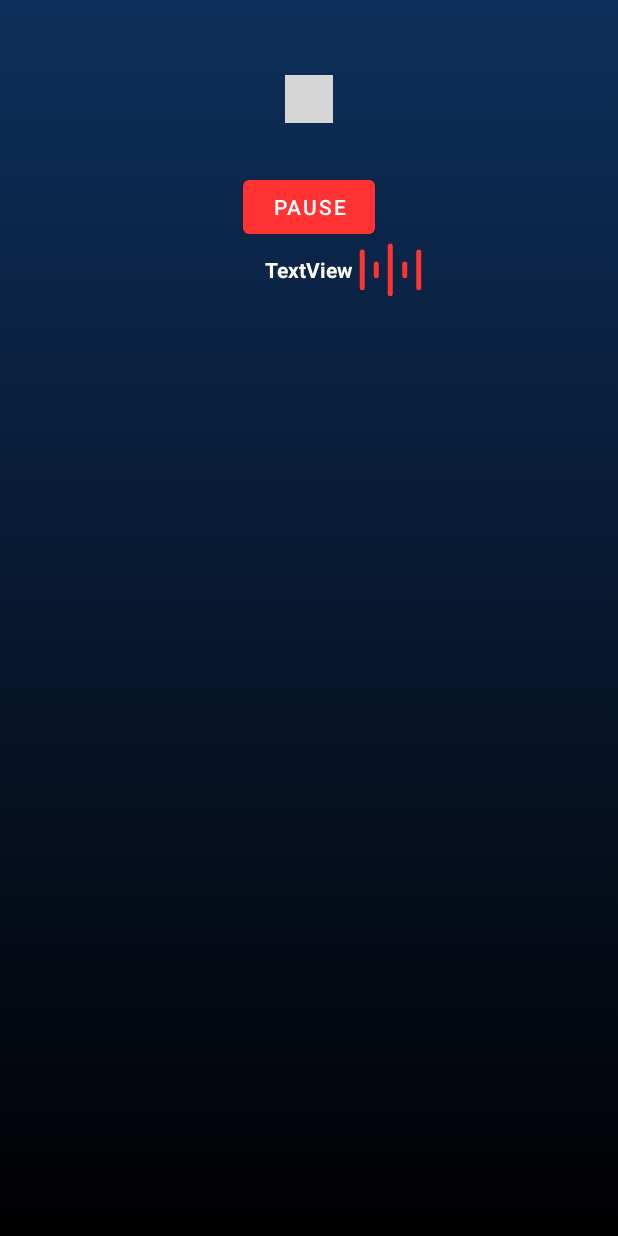
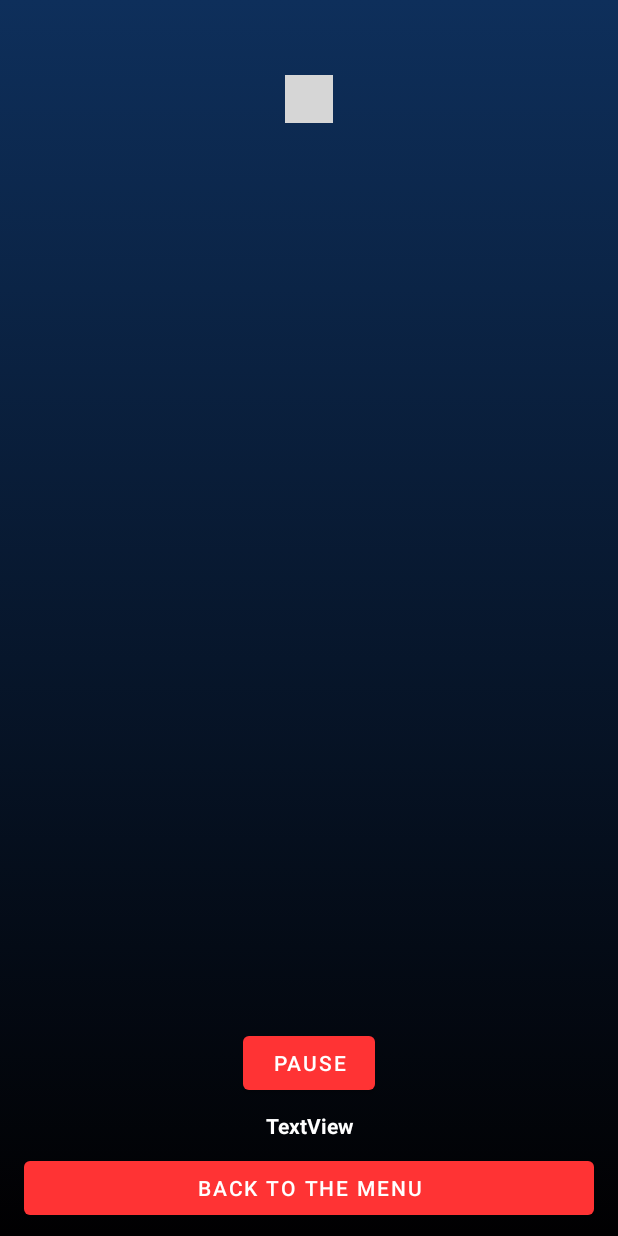
Before and after one commit to stasvitalich/AudioPlayer, an Android app: the MainActivity2 screen opened directly, with no data from a screen before it, on a phone screen of 412 x 824 dp. Run offline under Robolectric (Android 15) with nearby library versions, the phone set to English and light mode, and no system bars; plain views replace CarouselRecyclerview; pictures from the network do not load; 8 statements that could not run were skipped; grey boxes are pictures that could not be loaded.

Commit message:
New button was added to MainActivity2

```diff
--- a/app/src/main/res/layout/activity_main2.xml
+++ b/app/src/main/res/layout/activity_main2.xml
@@ -31,28 +31,30 @@
         android:id="@+id/buttonStopCarousel"
         android:layout_width="wrap_content"
         android:layout_height="wrap_content"
-        android:layout_marginTop="32dp"
+        android:layout_marginBottom="8dp"
         android:text="@string/Pause"
+        app:layout_constraintBottom_toTopOf="@+id/textItemPosition"
         app:layout_constraintEnd_toEndOf="parent"
-        app:layout_constraintStart_toStartOf="parent"
-        app:layout_constraintTop_toBottomOf="@+id/buttonPlayCarousel" />
+        app:layout_constraintStart_toStartOf="parent" />
 
     <TextView
         android:id="@+id/textItemPosition"
         android:layout_width="wrap_content"
         android:layout_height="wrap_content"
-        android:layout_marginTop="8dp"
+        android:layout_marginBottom="8dp"
         android:text="TextView"
         android:textColor="@color/white"
         android:textStyle="bold"
+        app:layout_constraintBottom_toTopOf="@+id/button"
         app:layout_constraintEnd_toEndOf="@+id/buttonStopCarousel"
-        app:layout_constraintStart_toStartOf="@+id/buttonStopCarousel"
-        app:layout_constraintTop_toBottomOf="@+id/buttonStopCarousel" />
+        app:layout_constraintHorizontal_bias="0.517"
+        app:layout_constraintStart_toStartOf="@+id/buttonStopCarousel" />
 
     <LinearLayout
         android:id="@+id/forAnimation"
-        android:layout_width="50dp"
-        android:layout_height="50dp"
+        android:layout_width="35dp"
+        android:layout_height="35dp"
+        android:layout_marginStart="8dp"
         android:orientation="vertical"
         app:layout_constraintBottom_toBottomOf="@+id/textItemPosition"
         app:layout_constraintStart_toEndOf="@+id/textItemPosition"
@@ -61,14 +63,26 @@
         <com.airbnb.lottie.LottieAnimationView
             android:id="@+id/audioLottie"
             android:layout_width="match_parent"
-            android:layout_height="wrap_content"
+            android:layout_height="match_parent"
             app:lottie_autoPlay="true"
             app:lottie_loop="true"
-            app:lottie_rawRes="@raw/audiowave">
+            >
 
         </com.airbnb.lottie.LottieAnimationView>
 
 
     </LinearLayout>
 
+    <Button
+        android:id="@+id/button"
+        android:layout_width="0dp"
+        android:layout_height="wrap_content"
+        android:layout_marginStart="16dp"
+        android:layout_marginEnd="16dp"
+        android:layout_marginBottom="8dp"
+        android:text="@string/BackToMenu"
+        app:layout_constraintBottom_toBottomOf="parent"
+        app:layout_constraintEnd_toEndOf="parent"
+        app:layout_constraintStart_toStartOf="parent" />
+
 </androidx.constraintlayout.widget.ConstraintLayout>
--- a/app/src/main/res/values/strings.xml
+++ b/app/src/main/res/values/strings.xml
@@ -22,6 +22,7 @@
     <string name="Settings">Settings</string>
     <string name="Exit">Exit</string>
     <string name="AnimeRadio">Anime Radio</string>
+    <string name="BackToMenu">Back to the menu</string>
 
     <string name="Empty" />
 
```
